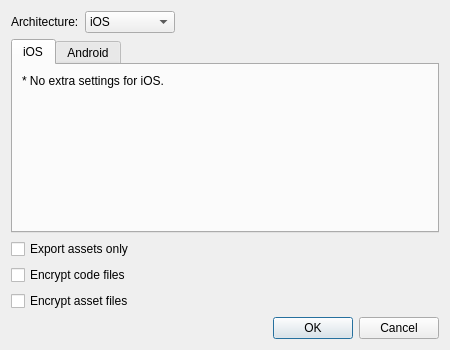
Above: ui/exportprojectdialog.ui from gideros/gideros before the change. Below: the same form after it.
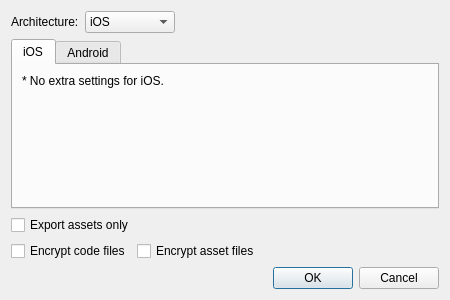
That is the form after the change.

```diff
--- a/ui/exportprojectdialog.ui
+++ b/ui/exportprojectdialog.ui
@@ -7,7 +7,7 @@
     <x>0</x>
     <y>0</y>
     <width>450</width>
-    <height>350</height>
+    <height>300</height>
    </rect>
   </property>
   <property name="windowTitle">
@@ -165,6 +165,8 @@
     </widget>
    </item>
    <item>
+    <layout class="QHBoxLayout" name="horizontalLayout">
+     <item>
     <widget class="QCheckBox" name="encryptCode">
      <property name="text">
       <string>Encrypt code files</string>
@@ -177,6 +179,21 @@
       <string>Encrypt asset files</string>
      </property>
     </widget>
+     </item>
+     <item>
+      <spacer name="horizontalSpacer">
+       <property name="orientation">
+        <enum>Qt::Horizontal</enum>
+       </property>
+       <property name="sizeHint" stdset="0">
+        <size>
+         <width>40</width>
+         <height>20</height>
+        </size>
+       </property>
+      </spacer>
+     </item>
+    </layout>
    </item>
    <item>
     <widget class="QDialogButtonBox" name="buttonBox">
```
Lines whose indentation alone changed are shown as unchanged.
